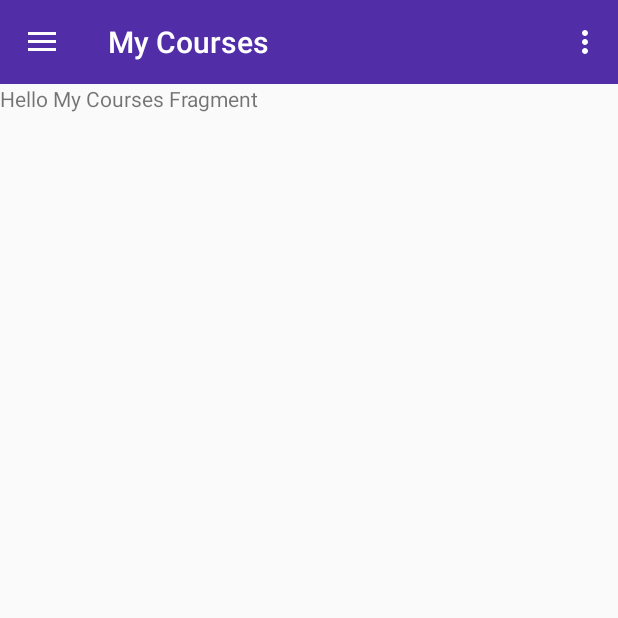
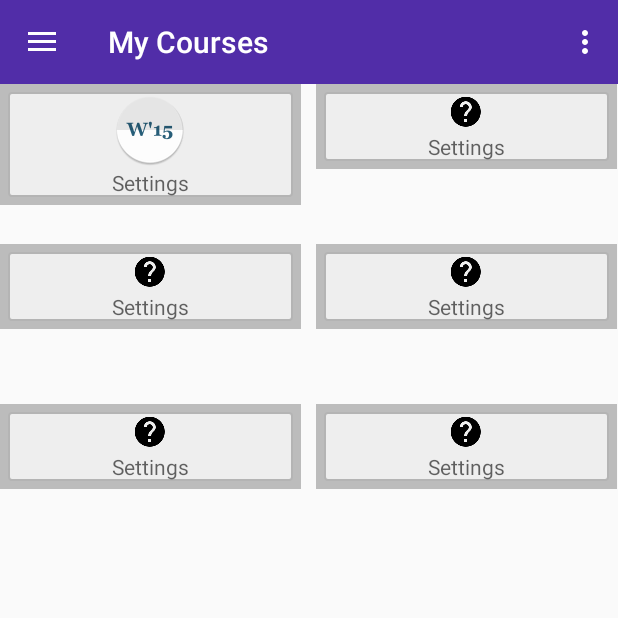
Before and after one commit to ShivamThukral/CourseExchange, an Android app: the screen it shows after launch (MainActivity), in the side drawer, after a tap on "My Courses", on a phone screen of 412 x 824 dp, the top half of it. Run offline under Robolectric (Android 15) with nearby library versions, the phone set to English and light mode, and no system bars.

Commit message:
My Courses Grid View Temp

```diff
--- a/app/src/main/java/com/example/student/courseexchange/MyCoursesFragment.java
+++ b/app/src/main/java/com/example/student/courseexchange/MyCoursesFragment.java
@@ -1,17 +1,158 @@
 package com.example.student.courseexchange;
 
 import android.app.Activity;
+import android.content.Context;
+import android.content.res.Resources;
+import android.graphics.drawable.Drawable;
 import android.net.Uri;
 import android.os.Bundle;
 import android.support.v4.app.Fragment;
 import android.view.LayoutInflater;
 import android.view.View;
 import android.view.ViewGroup;
+import android.widget.AdapterView;
+import android.widget.BaseAdapter;
+import android.widget.GridView;
+import android.widget.ImageView;
+import android.widget.TextView;
+import android.widget.Toast;
+
+import java.util.ArrayList;
+import java.util.List;
+
+class GridViewItem {
+    public final Drawable icon;       // the drawable for the ListView item ImageView
+    public final String title;        // the text for the GridView item title
+
+    public GridViewItem(Drawable icon, String title) {
+        this.icon = icon;
+        this.title = title;
+    }
+}
+
+
+ class GridViewAdapter extends BaseAdapter {
+    private Context mContext;
+    private List<GridViewItem> mItems;
+
+    public GridViewAdapter(Context context, List<GridViewItem> items) {
+        mContext = context;
+        mItems = items;
+    }
+
+    @Override
+    public int getCount() {
+        return mItems.size();
+    }
+
+    @Override
+    public Object getItem(int position) {
+        return mItems.get(position);
+    }
+
+    @Override
+    public long getItemId(int position) {
+        return position;
+    }
+
+    @Override
+    public View getView(int position, View convertView, ViewGroup parent) {
+        ViewHolder viewHolder;
+
+        if(convertView == null) {
+            // inflate the GridView item layout
+            LayoutInflater inflater = LayoutInflater.from(mContext);
+            convertView = inflater.inflate(R.layout.gridview_item, parent, false);
+
+            // initialize the view holder
+            viewHolder = new ViewHolder();
+            viewHolder.ivIcon = (ImageView) convertView.findViewById(R.id.gvIcon);
+            viewHolder.tvTitle = (TextView) convertView.findViewById(R.id.gvTitle);
+            convertView.setTag(viewHolder);
+        } else {
+            // recycle the already inflated view
+            viewHolder = (ViewHolder) convertView.getTag();
+        }
+
+        // update the item view
+        GridViewItem item = mItems.get(position);
+        viewHolder.ivIcon.setImageDrawable(item.icon);
+        viewHolder.tvTitle.setText(item.title);
+
+        return convertView;
+    }
+
+    private static class ViewHolder {
+        ImageView ivIcon;
+        TextView tvTitle;
+    }
+}
 
 
 
-public class MyCoursesFragment extends Fragment {
+public class MyCoursesFragment extends Fragment implements AdapterView.OnItemClickListener {
 
+    private List<GridViewItem> mItems;    // GridView items list
+    private GridViewAdapter mAdapter;    // GridView adapter
+
+
+
+    @Override
+    public void onCreate(Bundle savedInstanceState) {
+        super.onCreate(savedInstanceState);
+
+        // initialize the items list
+        mItems = new ArrayList<GridViewItem>();
+        Resources resources = getResources();
+
+        mItems.add(new GridViewItem(resources.getDrawable(R.drawable.ic_grid_view_w_15_icon), getString(R.string.action_settings)));
+        mItems.add(new GridViewItem(resources.getDrawable(R.drawable.ic_help_black_24dp), getString(R.string.action_settings)));
+        mItems.add(new GridViewItem(resources.getDrawable(R.drawable.ic_help_black_24dp), getString(R.string.action_settings)));
+        mItems.add(new GridViewItem(resources.getDrawable(R.drawable.ic_help_black_24dp), getString(R.string.action_settings)));
+        mItems.add(new GridViewItem(resources.getDrawable(R.drawable.ic_help_black_24dp), getString(R.string.action_settings)));
+        mItems.add(new GridViewItem(resources.getDrawable(R.drawable.ic_help_black_24dp), getString(R.string.action_settings)));
+
+        // mItems.add(new GridViewItem(resources.getDrawable(R.drawable.youtube), getString(R.string.youtube)));
+    }
+
+    @Override
+    public View onCreateView(LayoutInflater inflater, ViewGroup container,
+                             Bundle savedInstanceState) {
+        // inflate the root view of the fragment
+        View fragmentView = inflater.inflate(R.layout.fragment_my_courses, container, false);
+
+        // initialize the adapter
+        mAdapter = new GridViewAdapter(getActivity(), mItems);
+
+        // initialize the GridView
+        GridView gridView = (GridView) fragmentView.findViewById(R.id.gridView);
+        gridView.setAdapter(mAdapter);
+        gridView.setOnItemClickListener(this);
+
+        return fragmentView;
+    }
+
+    @Override
+    public void onItemClick(AdapterView<?> parent, View view, int position,
+                            long id) {
+        // retrieve the GridView item
+        GridViewItem item = mItems.get(position);
+
+        // do something
+        Toast.makeText(getActivity(), item.title, Toast.LENGTH_SHORT).show();
+    }
+
+    public static MyCoursesFragment newInstance() {
+        MyCoursesFragment fragment = new MyCoursesFragment();
+        return fragment;
+    }
+
+    public MyCoursesFragment() {
+        // Required empty public constructor
+    }
+
+
+    /*
     public static MyCoursesFragment newInstance() {
         MyCoursesFragment fragment = new MyCoursesFragment();
         return fragment;
@@ -23,7 +164,7 @@ public class MyCoursesFragment extends Fragment {
     @Override
     public void onActivityCreated(Bundle savedInstanceState) {
         super.onActivityCreated(savedInstanceState);
-        /*on click listeners*/
+        *//*on click listeners*//*
     }
     @Override
     public void onStart() {
@@ -56,5 +197,5 @@ public class MyCoursesFragment extends Fragment {
         super.onDetach();
     }
 
-
+*/
 }
--- a/app/src/main/res/layout/fragment_my_courses.xml
+++ b/app/src/main/res/layout/fragment_my_courses.xml
@@ -1,10 +1,29 @@
-<FrameLayout xmlns:android="http://schemas.android.com/apk/res/android"
+<!--<FrameLayout xmlns:android="http://schemas.android.com/apk/res/android"
     xmlns:tools="http://schemas.android.com/tools" android:layout_width="match_parent"
     android:layout_height="match_parent"
     tools:context="com.example.student.courseexchange.MyCoursesFragment">
 
-    <!-- TODO: Update blank fragment layout -->
+    &lt;!&ndash; TODO: Update blank fragment layout &ndash;&gt;
     <TextView android:layout_width="match_parent" android:layout_height="match_parent"
         android:text="@string/my_courses_fragment" />
 
-</FrameLayout>
+</FrameLayout>-->
+
+<RelativeLayout xmlns:android="http://schemas.android.com/apk/res/android"
+    xmlns:tools="http://schemas.android.com/tools"
+    android:layout_width="match_parent"
+    android:layout_height="match_parent"
+    tools:context=".GridViewFragment" >
+
+    <GridView android:id="@+id/gridView"
+        android:layout_width="fill_parent"
+        android:layout_height="fill_parent"
+        android:columnWidth="60dp"
+        android:numColumns="2"
+        android:verticalSpacing="50dp"
+        android:horizontalSpacing="10dp"
+        android:stretchMode="columnWidth"
+        android:longClickable="false"
+        android:gravity="center" />
+
+</RelativeLayout>
--- /dev/null
+++ b/app/src/main/res/layout/gridview_item.xml
@@ -0,0 +1,37 @@
+<?xml version="1.0" encoding="utf-8"?>
+<!-- the parent view -->
+<RelativeLayout xmlns:android="http://schemas.android.com/apk/res/android"
+    android:layout_width="match_parent"
+    android:layout_height="match_parent"
+    android:layout_gravity="center"
+    android:gravity="center"
+    android:background="@color/frame_background"
+    android:padding="5dp" >
+    <!-- the innner view - provides the white rectangle -->
+    <RelativeLayout android:layout_width="fill_parent"
+        android:layout_height="wrap_content"
+        android:background="@drawable/frame" >
+
+    <!-- the ImageView for the icon -->
+    <ImageView android:id="@+id/gvIcon"
+        android:layout_width="wrap_content"
+        android:layout_height="wrap_content"
+        android:padding="1dp"
+        android:contentDescription="@string/icon_content_description"
+        android:scaleType="fitXY"
+        android:layout_alignParentTop="true"
+        android:layout_centerHorizontal="true" />
+
+    <!--  the TextView for the title -->
+    <TextView android:id="@+id/gvTitle"
+        android:layout_below="@id/gvIcon"
+        android:layout_width="wrap_content"
+        android:layout_height="wrap_content"
+        android:lines="1"
+        android:gravity="center_horizontal"
+        android:layout_centerHorizontal="true"
+        android:textAppearance="@android:style/TextAppearance.Small" />
+
+    </RelativeLayout>
+
+</RelativeLayout>
```
Also changed, not shown: app/src/main/res/drawable-hdpi/ic_grid_view_w_15_icon.png (added), app/src/main/res/drawable-mdpi/ic_grid_view_w_15_icon.png (added), app/src/main/res/drawable-xhdpi/ic_grid_view_w_15_icon.png (added), app/src/main/res/drawable-xxhdpi/ic_grid_view_w_15_icon.png (added).
